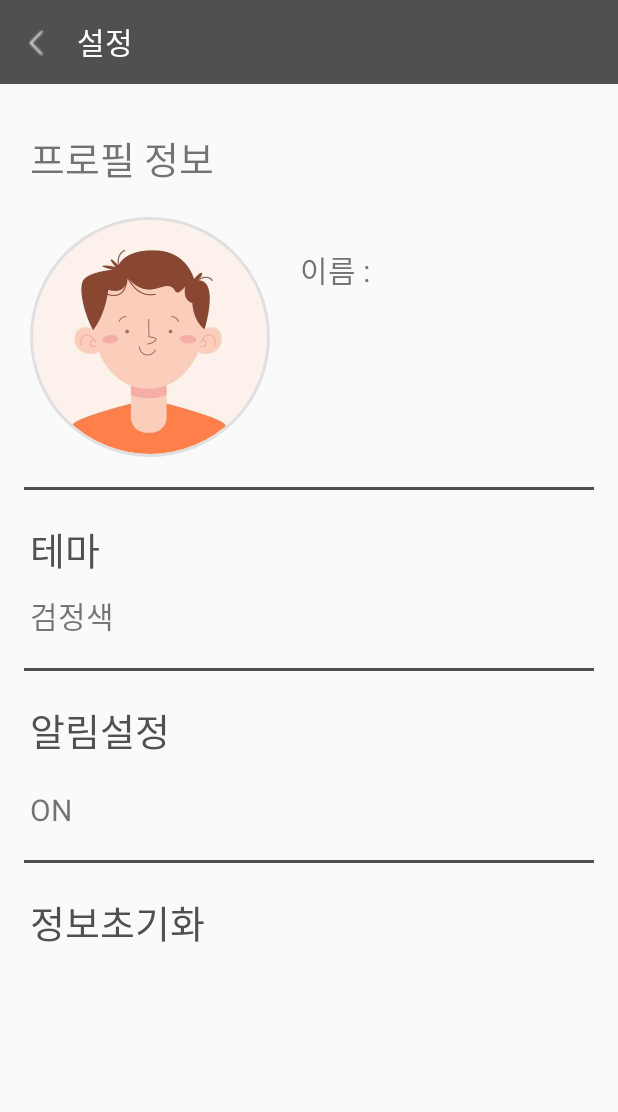
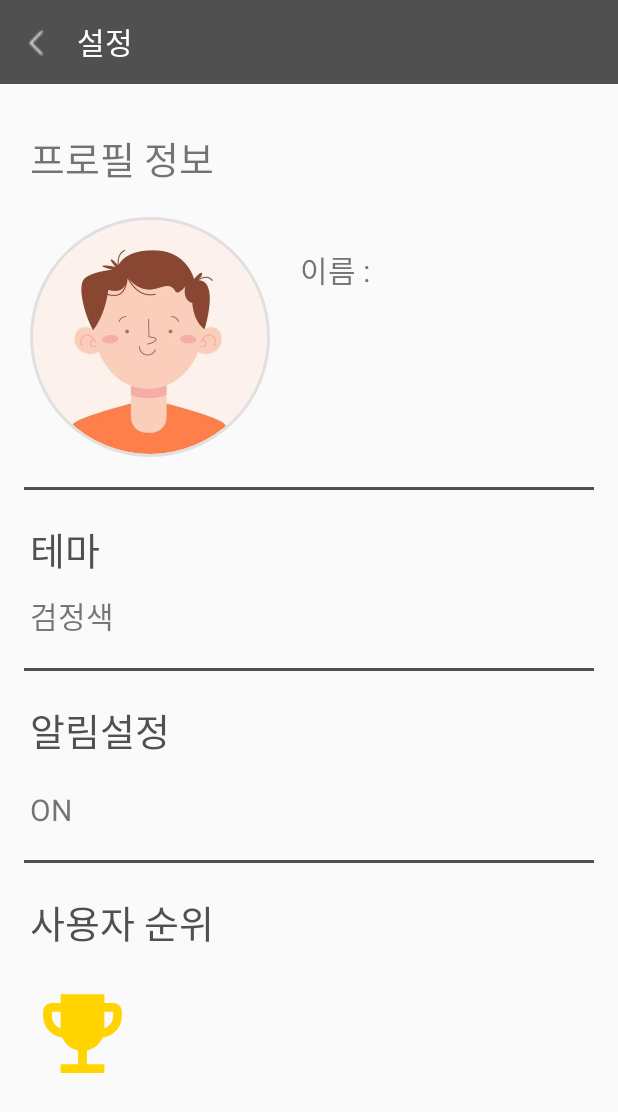
Before and after one commit to JooHui-void/-android-EnglishVocabulary-App, an Android app: the Setting screen opened directly, with no data from a screen before it, on a phone screen of 412 x 824 dp. Shown: the top 1112 px of the screen. Run offline under Robolectric (Android 15) with nearby library versions, the phone set to English and light mode, and no system bars; our stand-ins replace CircleImageView, Firebase (no records; nobody signed in at launch, a user with empty details on screens opened directly); pictures from the network do not load; 1 statement that could not run was skipped.

Commit message:
랭크 버튼 추가

```diff
--- a/app/src/main/java/com/example/vocaproject/Setting.java
+++ b/app/src/main/java/com/example/vocaproject/Setting.java
@@ -53,6 +53,7 @@ public class Setting extends AppCompatActivity {
     private String pathUri;
     private File tempFile;
     private CircleImageView myprofile;
+    private ImageView userRank;
     private FirebaseStorage mStorage;
 
     @Override
@@ -73,6 +74,15 @@ public class Setting extends AppCompatActivity {
             @Override
             public void onClick(View view) {
                 selectProfile(view);
+            }
+        });
+
+        userRank = findViewById(R.id.userRank);
+        userRank.setOnClickListener(new View.OnClickListener(){
+            @Override
+            public void onClick(View view){
+                Intent intent = new Intent(this, Ranking.class);
+                startActivity(intent);
             }
         });
     }
@@ -144,7 +154,7 @@ public class Setting extends AppCompatActivity {
     }
 
     private void uploadUserImage(){
-        final Uri file = Uri.fromFile(new File(pathUri));
+//        final Uri file = Uri.fromFile(new File(pathUri));
 
         StorageReference storageReference = mStorage.getReference()
                 .child("usersprofileImages").child("uid/"+mUserAccount.getIdToken());
@@ -176,7 +186,7 @@ public class Setting extends AppCompatActivity {
         Button man2=dialog.findViewById(R.id.man2);
         Button woman1=dialog.findViewById(R.id.woman1);
         Button woman2=dialog.findViewById(R.id.woman2);
-//        Button camera = dialog.findViewById(R.id.camera);
+        Button camera = dialog.findViewById(R.id.camera);
         Button camera2 = dialog.findViewById(R.id.camera2);
 
         man1.setOnClickListener(new View.OnClickListener() {
@@ -216,15 +226,15 @@ public class Setting extends AppCompatActivity {
                 dialog.dismiss();
             }
         });
-//        camera.setOnClickListener(new View.OnClickListener(){
-//
-//            @Override
-//            public void onClick(View v) {
-//                Intent i = new Intent(MediaStore.ACTION_IMAGE_CAPTURE);
-//                startActivityForResult(i,0);
-//                dialog.dismiss();
-//            }
-//        });
+        camera.setOnClickListener(new View.OnClickListener(){
+
+            @Override
+            public void onClick(View v) {
+                Intent i = new Intent(MediaStore.ACTION_IMAGE_CAPTURE);
+                startActivityForResult(i,0);
+                dialog.dismiss();
+            }
+        });
         camera2.setOnClickListener(new View.OnClickListener(){
 
             @Override
--- /dev/null
+++ b/app/src/main/res/drawable/ic_baseline_emoji_events_24.xml
@@ -0,0 +1,10 @@
+<vector xmlns:android="http://schemas.android.com/apk/res/android"
+    android:width="24dp"
+    android:height="24dp"
+    android:viewportWidth="24"
+    android:viewportHeight="24"
+    android:tint="?attr/colorControlNormal">
+  <path
+      android:fillColor="@android:color/white"
+      android:pathData="M19,5h-2V3H7v2H5C3.9,5 3,5.9 3,7v1c0,2.55 1.92,4.63 4.39,4.94c0.63,1.5 1.98,2.63 3.61,2.96V19H7v2h10v-2h-4v-3.1c1.63,-0.33 2.98,-1.46 3.61,-2.96C19.08,12.63 21,10.55 21,8V7C21,5.9 20.1,5 19,5zM5,8V7h2v3.82C5.84,10.4 5,9.3 5,8zM19,8c0,1.3 -0.84,2.4 -2,2.82V7h2V8z"/>
+</vector>
--- a/app/src/main/res/layout/activity_choose_profile.xml
+++ b/app/src/main/res/layout/activity_choose_profile.xml
@@ -59,15 +59,15 @@
             android:background="@drawable/icon_woman2"
             android:layout_margin="3dp"/>
     </LinearLayout>
-<!--    <Button-->
-<!--        android:id="@+id/camera"-->
-<!--        android:layout_width="match_parent"-->
-<!--        android:layout_height="0dp"-->
-<!--        android:layout_weight="1"-->
-<!--        android:background="@drawable/wordbook"-->
-<!--        android:layout_margin="3dp"-->
-<!--        android:text="카메라 앱을 통해 변경"-->
-<!--        android:textSize="17dp"/>-->
+    <Button
+        android:id="@+id/camera"
+        android:layout_width="match_parent"
+        android:layout_height="0dp"
+        android:layout_weight="1"
+        android:background="@drawable/wordbook"
+        android:layout_margin="3dp"
+        android:text="카메라 앱을 통해 변경"
+        android:textSize="17dp"/>
     <Button
         android:id="@+id/camera2"
         android:layout_width="match_parent"
--- a/app/src/main/res/layout/activity_setting.xml
+++ b/app/src/main/res/layout/activity_setting.xml
@@ -10,140 +10,160 @@
         android:layout_width="match_parent"
         android:layout_height="match_parent"
         android:orientation="vertical"
-        >
+        tools:layout_editor_absoluteX="-39dp"
+        tools:layout_editor_absoluteY="180dp">
+
         <androidx.appcompat.widget.Toolbar
-            app:layout_constraintTop_toTopOf="parent"
             android:id="@+id/toolbar"
             android:layout_width="match_parent"
             android:layout_height="wrap_content"
+            android:layout_marginBottom="10dp"
             android:background="@color/deep_gray"
-            android:layout_marginBottom="10dp">
+            app:layout_constraintTop_toTopOf="parent">
 
             <Button
                 android:layout_width="20dp"
                 android:layout_height="20dp"
 
+                android:layout_marginRight="15dp"
                 android:background="@drawable/icon_back"
-                android:backgroundTint="@color/white"
-                android:layout_marginRight="15dp"/>
+                android:backgroundTint="@color/white" />
 
             <TextView
                 android:layout_width="wrap_content"
                 android:layout_height="wrap_content"
+                android:text="설정"
                 android:textColor="@color/white"
-                android:textSize="20dp"
-                android:text="설정">
+                android:textSize="20dp">
 
             </TextView>
 
         </androidx.appcompat.widget.Toolbar>
+
         <TextView
             android:layout_width="wrap_content"
             android:layout_height="wrap_content"
+            android:layout_margin="20dp"
             android:text="프로필 정보"
-            android:textSize = "25dp"
-            android:layout_margin="20dp"/>
+            android:textSize="25dp" />
+
         <LinearLayout
             android:layout_width="match_parent"
             android:layout_height="wrap_content"
-            android:orientation="horizontal"
-            android:layout_marginHorizontal="20dp">
+            android:layout_marginHorizontal="20dp"
+            android:orientation="horizontal">
+
             <RelativeLayout
                 android:layout_width="wrap_content"
                 android:layout_height="match_parent">
+
                 <de.hdodenhof.circleimageview.CircleImageView
                     android:id="@+id/myprofile"
                     android:layout_width="160dp"
                     android:layout_height="160dp"
-                    app:civ_border_width="2dp"
+                    android:layout_gravity="center"
+                    android:src="@drawable/icon_man"
                     app:civ_border_color="@color/gray"
-                    android:layout_gravity="center"
-                    android:src="@drawable/icon_man" />
+                    app:civ_border_width="2dp" />
 
             </RelativeLayout>
 
             <LinearLayout
                 android:layout_width="wrap_content"
                 android:layout_height="match_parent"
-                android:orientation="vertical"
-                android:layout_margin="20dp">
+                android:layout_margin="20dp"
+                android:orientation="vertical">
+
                 <LinearLayout
                     android:layout_width="wrap_content"
                     android:layout_height="wrap_content"
                     android:orientation="horizontal">
+
                     <TextView
                         android:layout_width="wrap_content"
                         android:layout_height="wrap_content"
                         android:text="이름 : "
-                        android:textSize="20dp"/>
+                        android:textSize="20dp" />
 
                 </LinearLayout>
             </LinearLayout>
         </LinearLayout>
+
         <View
             android:layout_width="match_parent"
             android:layout_height="2dp"
             android:layout_gravity="center_horizontal"
-            android:background="@color/deep_gray"
             android:layout_marginHorizontal="16dp"
-            android:layout_marginVertical="20dp"/>
+            android:layout_marginVertical="20dp"
+            android:background="@color/deep_gray" />
+
         <TextView
             android:layout_width="wrap_content"
             android:layout_height="wrap_content"
+            android:layout_marginHorizontal="20dp"
             android:text="테마"
-            android:layout_marginHorizontal="20dp"
-            android:textSize="25dp"
-            android:textColor="@color/deep_gray"/>
+            android:textColor="@color/deep_gray"
+            android:textSize="25dp" />
+
         <TextView
             android:layout_width="wrap_content"
             android:layout_height="wrap_content"
+            android:layout_marginHorizontal="20dp"
+            android:layout_marginVertical="10dp"
             android:text="검정색"
-            android:layout_marginHorizontal="20dp"
-            android:textSize="20dp"
-            android:layout_marginVertical="10dp"
-            />
+            android:textSize="20dp" />
+
         <View
             android:layout_width="match_parent"
             android:layout_height="2dp"
             android:layout_gravity="center_horizontal"
-            android:background="@color/deep_gray"
             android:layout_marginHorizontal="16dp"
-            android:layout_marginVertical="10dp"/>
+            android:layout_marginVertical="10dp"
+            android:background="@color/deep_gray" />
+
         <TextView
             android:layout_width="wrap_content"
             android:layout_height="wrap_content"
+            android:layout_marginHorizontal="20dp"
+            android:layout_marginVertical="10dp"
             android:text="알림설정"
-            android:layout_marginHorizontal="20dp"
-            android:textSize="25dp"
             android:textColor="@color/deep_gray"
-            android:layout_marginVertical="10dp"/>
+            android:textSize="25dp" />
+
         <TextView
             android:layout_width="wrap_content"
             android:layout_height="wrap_content"
+            android:layout_marginHorizontal="20dp"
+            android:layout_marginVertical="10dp"
             android:text="ON"
-            android:layout_marginHorizontal="20dp"
-            android:textSize="20dp"
-            android:layout_marginVertical="10dp"
-            />
+            android:textSize="20dp" />
+
         <View
             android:layout_width="match_parent"
             android:layout_height="2dp"
             android:layout_gravity="center_horizontal"
-            android:background="@color/deep_gray"
             android:layout_marginHorizontal="16dp"
-            android:layout_marginVertical="10dp"/>
+            android:layout_marginVertical="10dp"
+            android:background="@color/deep_gray" />
+
         <TextView
             android:layout_width="wrap_content"
             android:layout_height="wrap_content"
-            android:text="정보초기화"
             android:layout_marginHorizontal="20dp"
-            android:textSize="25dp"
+            android:layout_marginVertical="10dp"
+            android:text="사용자 순위"
             android:textColor="@color/deep_gray"
-            android:layout_marginVertical="10dp"/>
+            android:textSize="25dp" />
 
-            />
+        <ImageView
+            android:id="@+id/userRank"
+            android:layout_width="70dp"
+            android:layout_height="70dp"
+            android:layout_marginHorizontal="20dp"
+            android:layout_marginVertical="10dp"
+            android:src="@drawable/ic_baseline_emoji_events_24"
+            app:tint="#FFD400" />
     </LinearLayout>
 
 
-
 </androidx.constraintlayout.widget.ConstraintLayout>
```
